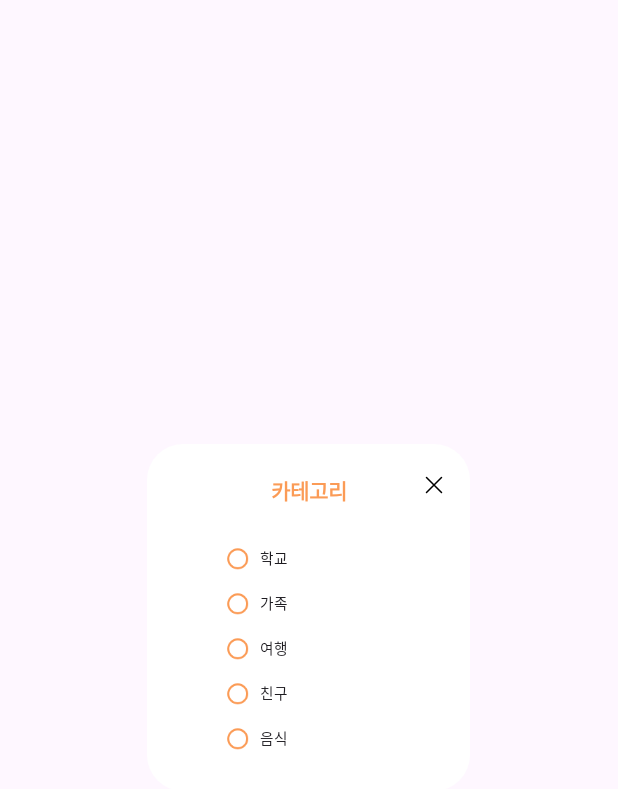
After one commit to Linaeformin/GURU2, an Android app: the layout dialog_write_category.xml on its own in the app's theme, with its tools: preview values and no code run, on a phone screen of 412 x 824 dp. The commit adds this screen. Shown: the top 789 px of the screen. Run offline under Robolectric (Android 15) with nearby library versions, the phone set to English and light mode, and no system bars.

Commit message:
[FEAT] 카테고리 선택 팝업창 구현

```diff
--- /dev/null
+++ b/app/src/main/res/layout/dialog_write_category.xml
@@ -0,0 +1,120 @@
+<?xml version="1.0" encoding="utf-8"?>
+<androidx.constraintlayout.widget.ConstraintLayout xmlns:android="http://schemas.android.com/apk/res/android"
+    android:layout_width="215dp"
+    android:layout_height="wrap_content"
+    xmlns:app="http://schemas.android.com/apk/res-auto"
+    xmlns:tools="http://schemas.android.com/tools"
+    android:layout_gravity="center"
+    android:layout_marginStart="30dp"
+    android:layout_marginEnd="30dp"
+    android:background="@drawable/round_ver_2">
+
+    <LinearLayout
+        android:layout_width="48dp"
+        android:layout_height="48dp"
+        app:layout_constraintEnd_toEndOf="parent"
+        app:layout_constraintTop_toTopOf="parent"
+        android:layout_marginTop="15dp">
+
+        <ImageView
+            android:id="@+id/dialog_home_cancel_iv"
+            android:layout_width="match_parent"
+            android:layout_height="wrap_content"
+            android:backgroundTint="@color/black"
+            android:contentDescription="@string/cancelBtn"
+            android:src="@drawable/cancel_btn" />
+
+    </LinearLayout>
+
+    <TextView
+        android:id="@+id/dialog_category_tv"
+        android:layout_width="wrap_content"
+        android:layout_height="wrap_content"
+        android:text="@string/writeCategory"
+        android:textColor="@color/orange"
+        android:textStyle="bold"
+        tools:ignore="TextContrastCheck"
+        app:layout_constraintTop_toTopOf="parent"
+        app:layout_constraintStart_toStartOf="parent"
+        app:layout_constraintEnd_toEndOf="parent"
+        android:layout_marginTop="20dp" />
+
+    <RadioGroup
+        android:layout_width="match_parent"
+        android:layout_height="wrap_content"
+        android:orientation="vertical"
+        app:layout_constraintTop_toBottomOf="@id/dialog_category_tv"
+        app:layout_constraintBottom_toBottomOf="parent"
+        app:layout_constraintStart_toStartOf="parent"
+        android:layout_marginStart="20dp"
+        android:layout_marginTop="20dp"
+        android:layout_marginBottom="20dp">
+
+        <RadioButton
+            android:id="@+id/write_category_school_rb"
+            android:layout_width="match_parent"
+            android:layout_height="30dp"
+            android:background="#00ffffff"
+            android:gravity="center_vertical"
+            android:paddingHorizontal="5dp"
+            android:scaleX="0.7"
+            android:scaleY="0.7"
+            android:text="@string/categorySchool"
+            app:buttonTint="@color/orange"
+            tools:ignore="TouchTargetSizeCheck" />
+
+        <RadioButton
+            android:id="@+id/write_category_family_rb"
+            android:layout_width="match_parent"
+            android:layout_height="30dp"
+            android:background="#00ffffff"
+            android:paddingHorizontal="5dp"
+            android:gravity="center_vertical"
+            android:scaleX="0.7"
+            android:scaleY="0.7"
+            android:text="@string/categoryFamily"
+            app:buttonTint="@color/orange"
+            tools:ignore="TouchTargetSizeCheck" />
+
+        <RadioButton
+            android:id="@+id/write_category_travel_rb"
+            android:layout_width="match_parent"
+            android:layout_height="30dp"
+            android:background="#00ffffff"
+            android:paddingHorizontal="5dp"
+            android:gravity="center_vertical"
+            android:scaleX="0.7"
+            android:scaleY="0.7"
+            android:text="@string/categoryTravel"
+            app:buttonTint="@color/orange"
+            tools:ignore="TouchTargetSizeCheck" />
+
+        <RadioButton
+            android:id="@+id/write_category_friend_rb"
+            android:layout_width="match_parent"
+            android:layout_height="30dp"
+            android:background="#00ffffff"
+            android:paddingHorizontal="5dp"
+            android:gravity="center_vertical"
+            android:scaleX="0.7"
+            android:scaleY="0.7"
+            android:text="@string/categoryFriend"
+            app:buttonTint="@color/orange"
+            tools:ignore="TouchTargetSizeCheck" />
+
+        <RadioButton
+            android:id="@+id/write_category_food_rb"
+            android:layout_width="match_parent"
+            android:layout_height="30dp"
+            android:background="#00ffffff"
+            android:paddingHorizontal="5dp"
+            android:gravity="center_vertical"
+            android:scaleX="0.7"
+            android:scaleY="0.7"
+            android:text="@string/categoryFood"
+            app:buttonTint="@color/orange"
+            tools:ignore="TouchTargetSizeCheck" />
+
+    </RadioGroup>
+
+</androidx.constraintlayout.widget.ConstraintLayout>
--- a/app/src/main/res/values/strings.xml
+++ b/app/src/main/res/values/strings.xml
@@ -9,7 +9,7 @@
     <string name="homeDate">2024.06.21</string>
     <string name="homeDateText">에 작성된 글입니다.</string>
     <string name="homeOpenBtn">캡슐 열어보기</string>
-    <string name="homeOpenDday">캡슐 오픈까지 D-7</string>
+    <string name="homeOpenDay">캡슐 오픈까지 D-7</string>
     <string name="cancelBtn">취소 버튼</string>
     <string name="postBtn">등록</string>
     <string name="writeTitle">제목을 입력하세요.</string>
@@ -22,4 +22,9 @@
     <string name="writeOpenDay">열람 가능일</string>
     <string name="writeDate">2024.07.27</string>
     <string name="writeNoDate">즉시 열람 가능</string>
+    <string name="categorySchool">학교</string>
+    <string name="categoryFamily">가족</string>
+    <string name="categoryTravel">여행</string>
+    <string name="categoryFriend">친구</string>
+    <string name="categoryFood">음식</string>
 </resources>
```
